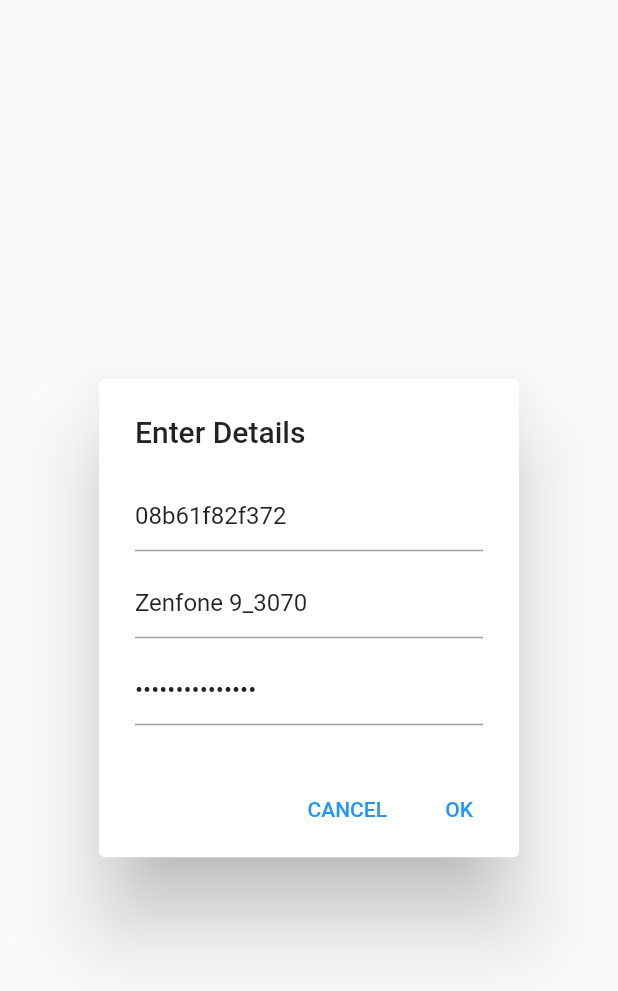
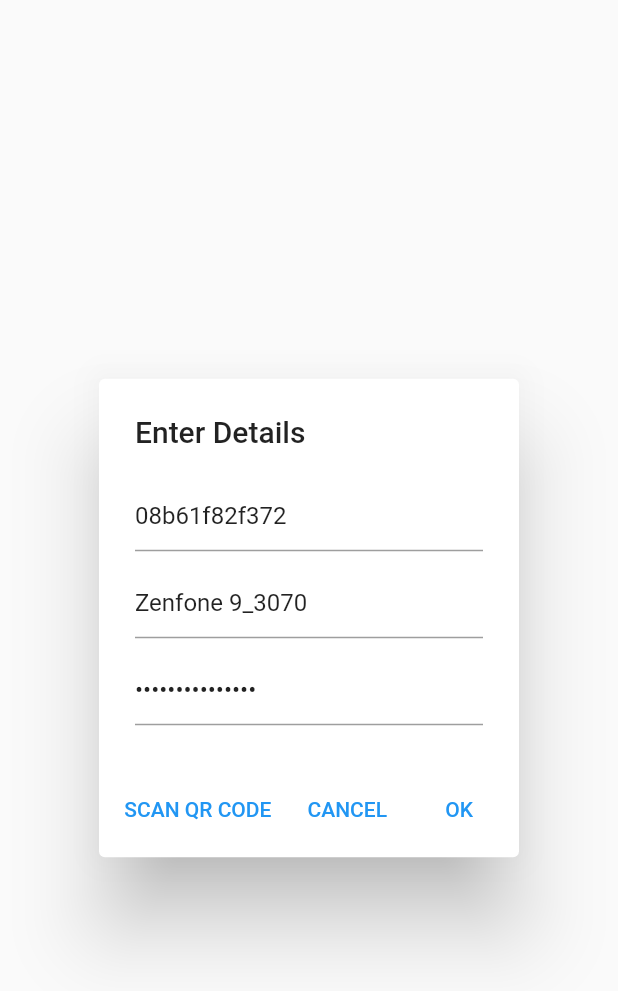
Before and after one commit to Adkins-Automation/Wifi-Airflow-Control, a Flutter app: the NewDamperDialog widget shown alone on an empty page, opened directly, on a phone screen of 412 x 824 dp. Shown: the top 991 px of the screen. Run offline on Flutter 3.47's test engine with Material 2 defaults, Android fonts, the light colour scheme and no system bars; our stand-ins replace firebase_auth, firebase_core, firebase_database, flutter_blue, permission_handler, sqflite; missing offline and left inert: qr_code_scanner; accounts and stored records are empty.

Commit message:
add dialog btn to qr scan

```diff
--- a/Flutter App/wifi_airflow_control/lib/new_damper_dialog.dart
+++ b/Flutter App/wifi_airflow_control/lib/new_damper_dialog.dart
@@ -1,4 +1,5 @@
 import 'package:flutter/material.dart';
+import 'package:i_flow/qr_scan_page.dart';
 
 class NewDamperDialog extends StatelessWidget {
   @override
@@ -51,6 +52,14 @@
       ),
       actions: <Widget>[
         TextButton(
+          child: Text('SCAN QR CODE'),
+          onPressed: () {
+            // open qr scan page
+            Navigator.push(context,
+                MaterialPageRoute(builder: ((context) => QRScanPage())));
+          },
+        ),
+        TextButton(
           child: Text('CANCEL'),
           onPressed: () {
             Navigator.of(context).pop();
```
